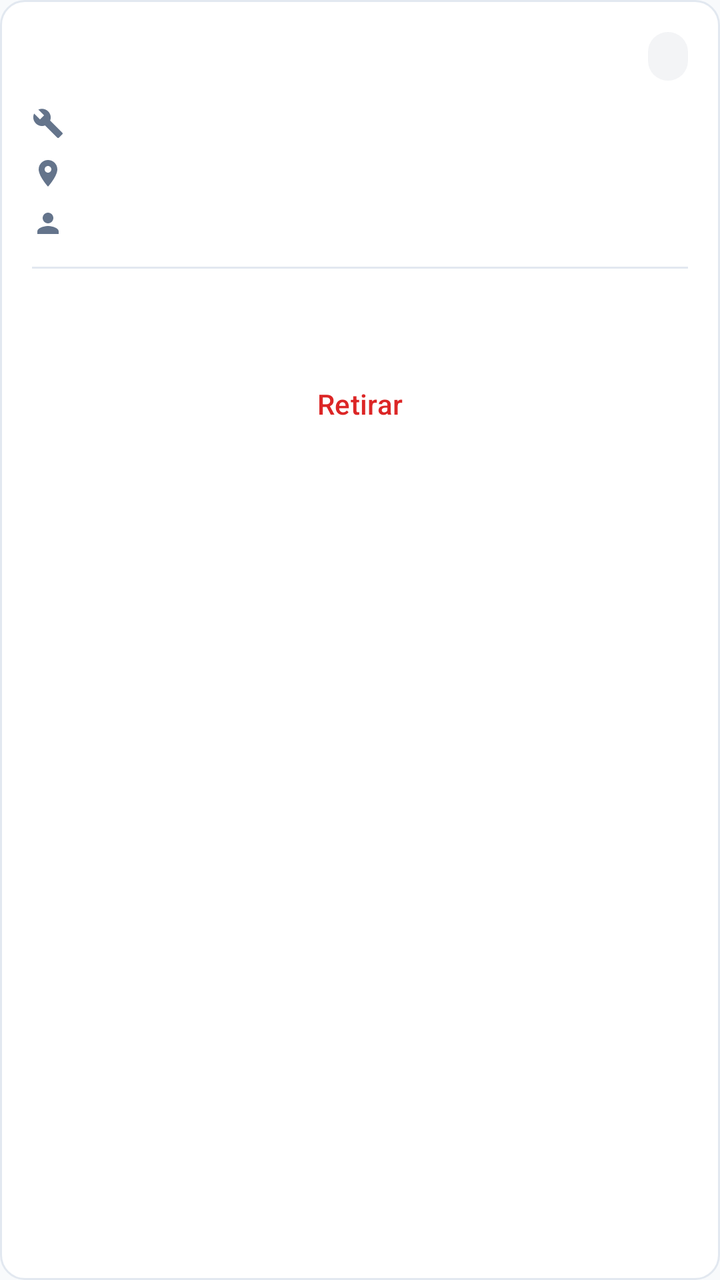
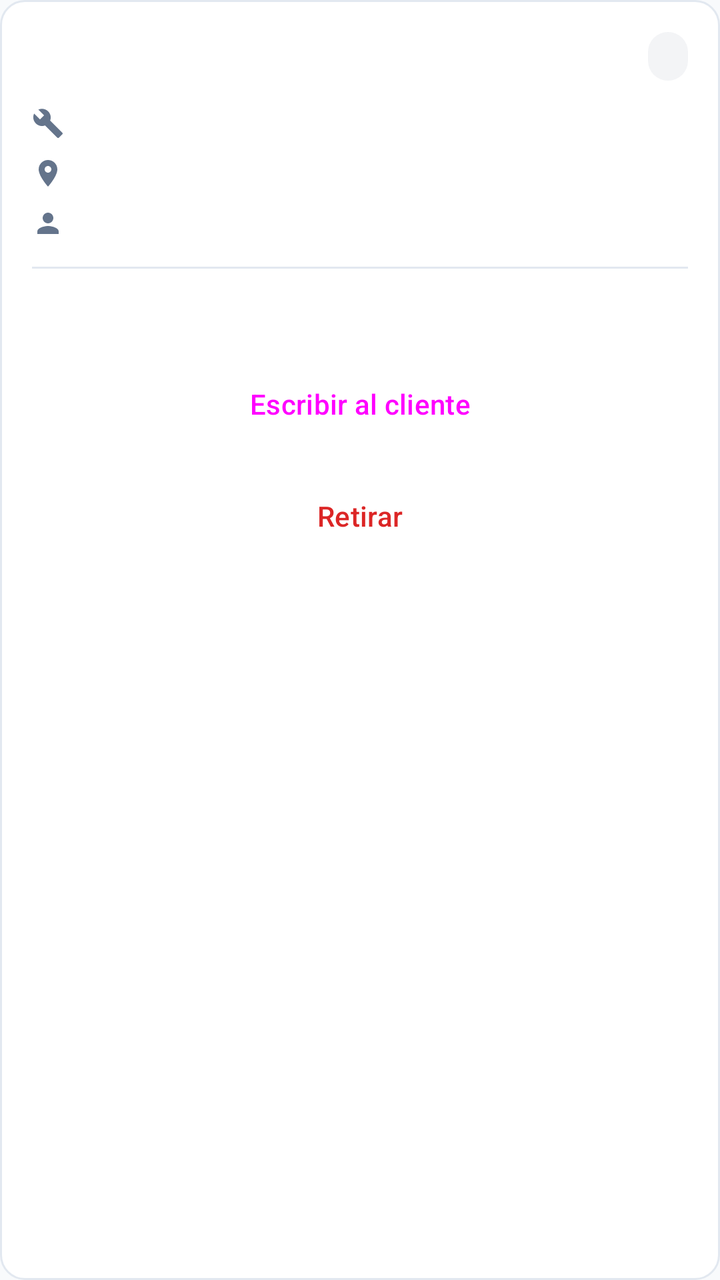

Two renders of the same Android screen: before a commit and after it. Below are the layout's source before the change and the commit's diff.
<!-- AndroidManifest.xml: application theme Theme.GestorTrabajo -->
<!-- res/layout/item_propuesta_propia.xml -->
<?xml version="1.0" encoding="utf-8"?>
<LinearLayout xmlns:android="http://schemas.android.com/apk/res/android"
    android:layout_width="match_parent"
    android:layout_height="wrap_content"
    android:background="@drawable/fondo_tarjeta"
    android:descendantFocusability="blocksDescendants"
    android:orientation="vertical"
    android:padding="@dimen/espacio_tarjeta">

    <LinearLayout
        android:layout_width="match_parent"
        android:layout_height="wrap_content"
        android:gravity="center_vertical"
        android:orientation="horizontal">

        <TextView
            android:id="@+id/txtTitulo"
            android:layout_width="0dp"
            android:layout_height="wrap_content"
            android:layout_marginEnd="@dimen/espacio_pequeno"
            android:layout_weight="1"
            android:textColor="@color/texto"
            android:textSize="@dimen/texto_subtitulo"
            android:textStyle="bold" />

        <TextView
            android:id="@+id/txtEstado"
            style="@style/EtiquetaEstado"
            android:layout_width="wrap_content"
            android:layout_height="wrap_content" />
    </LinearLayout>

    <TextView
        android:id="@+id/txtOficio"
        style="@style/FilaIcono"
        android:layout_marginTop="@dimen/espacio_medio"
        android:drawableStart="@drawable/ic_fila_oficio" />

    <TextView
        android:id="@+id/txtZona"
        style="@style/FilaIcono"
        android:drawableStart="@drawable/ic_fila_ubicacion" />

    <TextView
        android:id="@+id/txtCliente"
        style="@style/FilaIcono"
        android:drawableStart="@drawable/ic_fila_persona" />

    <View
        android:layout_width="match_parent"
        android:layout_height="1dp"
        android:layout_marginTop="@dimen/espacio_medio"
        android:background="@color/borde" />

    <LinearLayout
        android:layout_width="match_parent"
        android:layout_height="wrap_content"
        android:layout_marginTop="@dimen/espacio_medio"
        android:gravity="center_vertical"
        android:orientation="horizontal">

        <TextView
            android:id="@+id/txtPrecio"
            android:layout_width="0dp"
            android:layout_height="wrap_content"
            android:layout_weight="1"
            android:textColor="@color/texto"
            android:textSize="@dimen/texto_subtitulo"
            android:textStyle="bold" />

        <TextView
            android:id="@+id/txtPresupuesto"
            android:layout_width="wrap_content"
            android:layout_height="wrap_content"
            android:textColor="@color/gris"
            android:textSize="@dimen/texto_normal" />
    </LinearLayout>

    <Button
        android:id="@+id/btnRetirar"
        style="@style/BotonPeligro"
        android:layout_width="match_parent"
        android:layout_height="wrap_content"
        android:layout_marginTop="@dimen/espacio_medio"
        android:minHeight="44dp"
        android:text="@string/boton_retirar"
        android:textSize="@dimen/texto_normal" />
</LinearLayout>
<!-- resources referenced by this layout -->
<resources>
  <color name="borde">#E2E8F0</color>
  <color name="gris">#64748B</color>
  <color name="texto">#0F172A</color>
  <dimen name="espacio_medio">12dp</dimen>
  <dimen name="espacio_pequeno">8dp</dimen>
  <dimen name="espacio_tarjeta">16dp</dimen>
  <dimen name="texto_normal">14sp</dimen>
  <dimen name="texto_subtitulo">16sp</dimen>
  <!-- drawable ic_fila_persona (drawable) -->
  <?xml version="1.0" encoding="utf-8"?>
  <vector xmlns:android="http://schemas.android.com/apk/res/android"
      android:width="16dp"
      android:height="16dp"
      android:viewportWidth="24"
      android:viewportHeight="24">
      <path
          android:fillColor="#FF000000"
          android:pathData="M12,12c2.21,0 4,-1.79 4,-4s-1.79,-4 -4,-4 -4,1.79 -4,4 1.79,4 4,4zM12,14c-2.67,0 -8,1.34 -8,4v2h16v-2c0,-2.66 -5.33,-4 -8,-4z" />
  </vector>
  <string name="boton_retirar">Retirar</string>
  <style name="BotonPeligro" parent="BotonContorno">
          <item name="android:textColor">@color/error</item>
          <item name="strokeColor">@color/error</item>
      </style>
  <style name="EtiquetaEstado">
          <item name="android:background">@drawable/fondo_etiqueta</item>
          <item name="android:textColor">@color/neutro_texto</item>
          <item name="android:textSize">@dimen/texto_pequeno</item>
          <item name="android:textStyle">bold</item>
          <item name="android:paddingStart">10dp</item>
          <item name="android:paddingEnd">10dp</item>
          <item name="android:paddingTop">4dp</item>
          <item name="android:paddingBottom">4dp</item>
      </style>
  <style name="FilaIcono">
          <item name="android:layout_width">match_parent</item>
          <item name="android:layout_height">wrap_content</item>
          <item name="android:layout_marginTop">6dp</item>
          <item name="android:drawablePadding">8dp</item>
          <item name="android:drawableTint">@color/gris</item>
          <item name="android:gravity">center_vertical</item>
          <item name="android:textColor">@color/gris</item>
          <item name="android:textSize">@dimen/texto_normal</item>
      </style>
  <style name="Theme.GestorTrabajo" parent="Base.Theme.GestorTrabajo" />
  <color name="superficie">#FFFFFF</color>
  <dimen name="radio_tarjeta">12dp</dimen>
  <color name="white">#FFFFFFFF</color>
  <style name="BotonContorno" parent="Widget.Material3.Button.OutlinedButton">
          <item name="android:minHeight">@dimen/altura_boton</item>
          <item name="android:textSize">@dimen/texto_subtitulo</item>
          <item name="cornerRadius">@dimen/radio_campo</item>
          <item name="strokeColor">@color/borde_campo</item>
      </style>
  <color name="error">#DC2626</color>
  <!-- drawable fondo_etiqueta (drawable) -->
  <?xml version="1.0" encoding="utf-8"?>
  <shape xmlns:android="http://schemas.android.com/apk/res/android"
      android:shape="rectangle">
      <solid android:color="@color/neutro_fondo" />
      <corners android:radius="20dp" />
  </shape>
  <color name="neutro_texto">#4B5563</color>
  <dimen name="texto_pequeno">12sp</dimen>
  <dimen name="altura_boton">52dp</dimen>
  <dimen name="radio_campo">12dp</dimen>
  <color name="borde_campo">#CBD5E1</color>
  <color name="neutro_fondo">#F3F4F6</color>
  <color name="principal">#065F46</color>
  <color name="principal_suave">#D1FAE5</color>
  <color name="principal_oscuro">#064E3B</color>
  <color name="borde_fuerte">#94A3B8</color>
  <color name="fondo">#F8FAFC</color>
  <style name="Boton" parent="Widget.Material3.Button">
          <item name="android:minHeight">@dimen/altura_boton</item>
          <item name="android:textSize">@dimen/texto_subtitulo</item>
          <item name="cornerRadius">@dimen/radio_campo</item>
      </style>
  <!-- unchanged entries left out for length: 5 -->
</resources>

<!-- the commit's change to res/layout/item_propuesta_propia.xml (unified diff, before → after) -->
@@ -77,6 +77,16 @@
     </LinearLayout>
 
     <Button
+        android:id="@+id/btnChatear"
+        style="@style/Boton"
+        android:layout_width="match_parent"
+        android:layout_height="wrap_content"
+        android:layout_marginTop="@dimen/espacio_medio"
+        android:minHeight="44dp"
+        android:text="@string/boton_chatear_cliente"
+        android:textSize="@dimen/texto_normal" />
+
+    <Button
         android:id="@+id/btnRetirar"
         style="@style/BotonPeligro"
         android:layout_width="match_parent"
<!-- resource entries referenced after the edit -->
@@ -19,6 +19,7 @@
           android:fillColor="#FF000000"
           android:pathData="M12,12c2.21,0 4,-1.79 4,-4s-1.79,-4 -4,-4 -4,1.79 -4,4 1.79,4 4,4zM12,14c-2.67,0 -8,1.34 -8,4v2h16v-2c0,-2.66 -5.33,-4 -8,-4z" />
   </vector>
+  <string name="boton_chatear_cliente">Escribir al cliente</string>
   <string name="boton_retirar">Retirar</string>
   <style name="BotonPeligro" parent="BotonContorno">
           <item name="android:textColor">@color/error</item>
